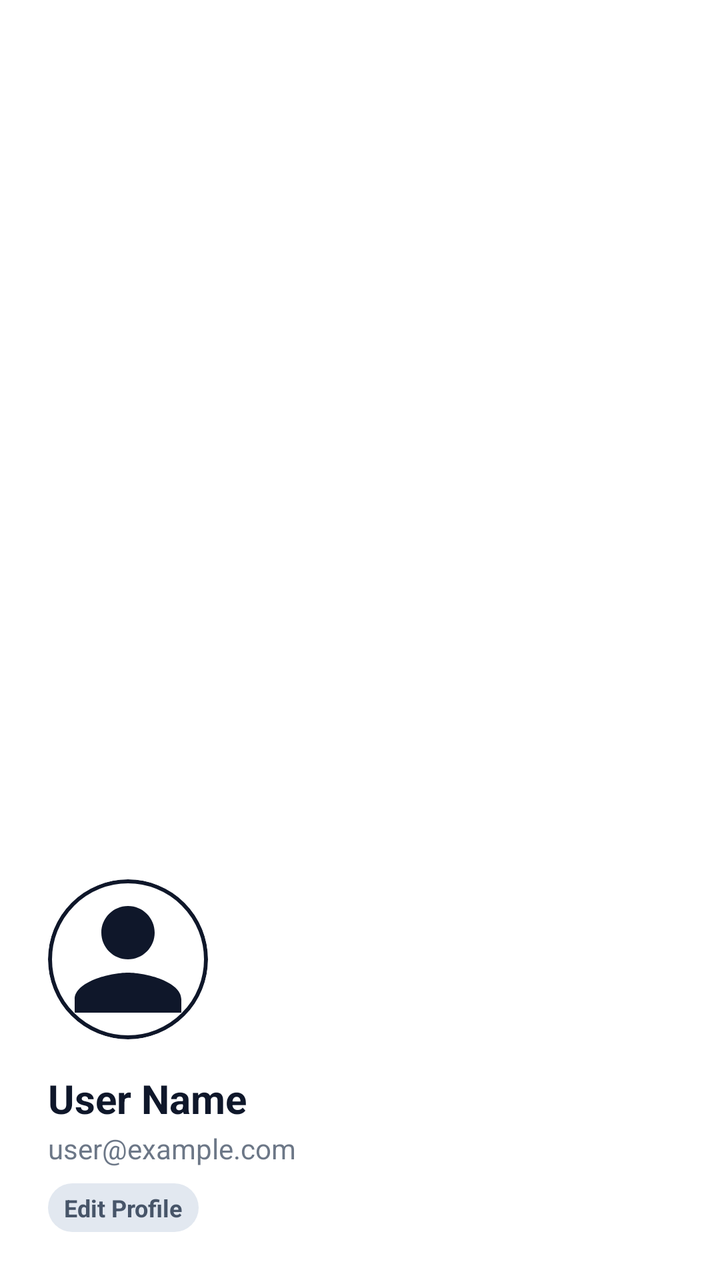
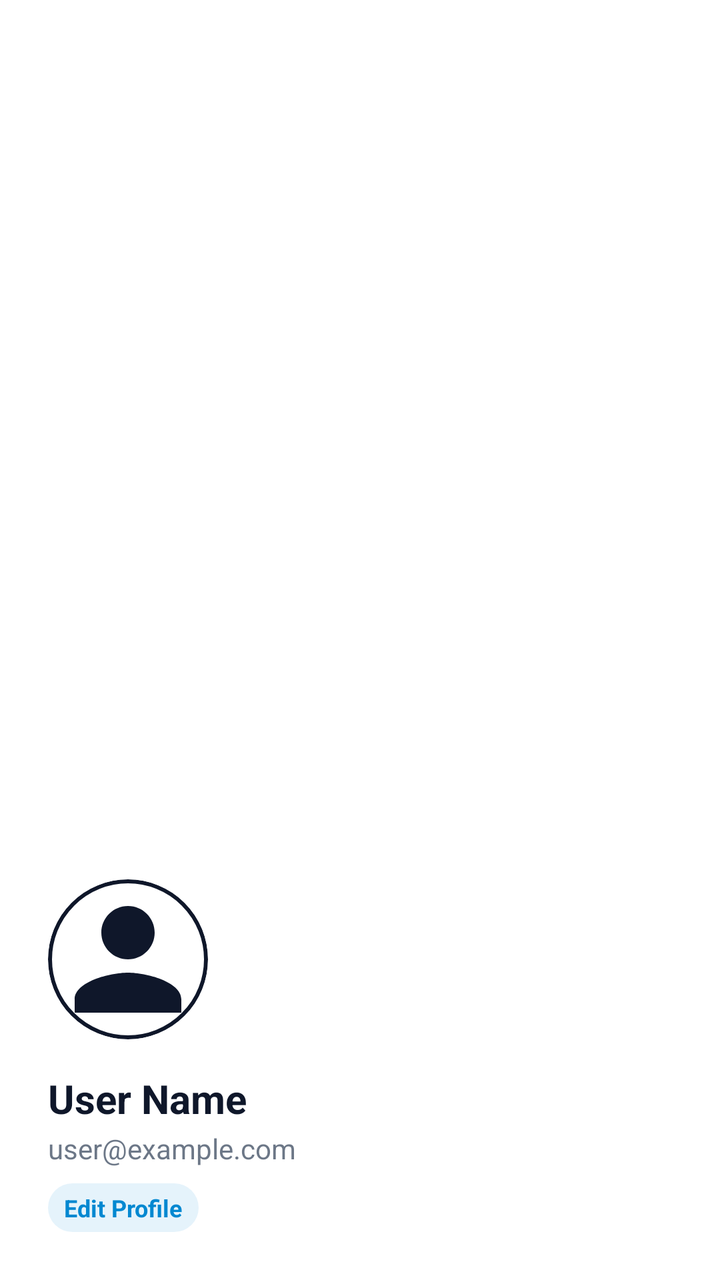

Compare the two renders of this Android layout. The source of the first and the diff that turns it into the second are given below.
<!-- AndroidManifest.xml: application theme Theme.TestMaster -->
<!-- res/layout/header_layout.xml -->
<?xml version="1.0" encoding="utf-8"?>
<LinearLayout xmlns:android="http://schemas.android.com/apk/res/android"
    xmlns:app="http://schemas.android.com/apk/res-auto"
    android:layout_width="match_parent"
    android:layout_height="wrap_content"
    android:background="@color/primary"
    android:gravity="bottom"
    android:paddingTop="40dp"
    android:orientation="vertical"
    android:paddingHorizontal="24dp"
    android:paddingBottom="24dp">

    <com.google.android.material.card.MaterialCardView
        android:layout_width="80dp"
        android:layout_height="80dp"
        app:cardCornerRadius="40dp"
        app:cardElevation="0dp"
        app:strokeWidth="2dp"
        app:strokeColor="@color/onPrimary">

        <ImageView
            android:id="@+id/iv_userimage"
            android:layout_width="match_parent"
            android:layout_height="match_parent"
            android:adjustViewBounds="true"
            android:scaleType="centerCrop"
            app:tint="@color/onSurface"
            android:src="@drawable/baseline_person_24" />

    </com.google.android.material.card.MaterialCardView>

    <TextView
        android:id="@+id/user_name"
        android:layout_width="wrap_content"
        android:layout_height="wrap_content"
        android:layout_marginTop="16dp"
        android:text="User Name"
        android:textColor="@color/onPrimary"
        android:textSize="20sp"
        android:textStyle="bold" />

    <TextView
        android:id="@+id/user_email"
        android:layout_width="wrap_content"
        android:layout_height="wrap_content"
        android:layout_marginTop="2dp"
        android:text="user@example.com"
        android:textColor="@color/onSurfaceVariant"
        android:alpha="0.8"
        android:textSize="14sp" />

    <TextView
        android:id="@+id/view_profile"
        android:layout_width="wrap_content"
        android:layout_height="wrap_content"
        android:layout_marginTop="8dp"
        android:text="Edit Profile"
        android:textColor="@color/onSurfaceVariant"
        android:textSize="12sp"
        android:textStyle="bold"
        android:paddingVertical="4dp"
        android:paddingHorizontal="8dp"
        android:background="@drawable/bg_pill_surface_variant" />

</LinearLayout>
<!-- resources referenced by this layout -->
<resources>
  <color name="onPrimary">#0F172A</color>
  <color name="onSurface">#0F172A</color>
  <color name="onSurfaceVariant">#475569</color>
  <color name="primary">#FFFFFF</color>
  <!-- drawable baseline_person_24 (drawable) -->
  <vector android:height="24dp" android:tint="#000000"
      android:viewportHeight="24" android:viewportWidth="24"
      android:width="24dp" xmlns:android="http://schemas.android.com/apk/res/android">
      <path android:fillColor="@android:color/white" android:pathData="M12,12c2.21,0 4,-1.79 4,-4s-1.79,-4 -4,-4 -4,1.79 -4,4 1.79,4 4,4zM12,14c-2.67,0 -8,1.34 -8,4v2h16v-2c0,-2.66 -5.33,-4 -8,-4z"/>
  </vector>
  <!-- drawable bg_pill_surface_variant (drawable) -->
  <?xml version="1.0" encoding="utf-8"?>
  <shape xmlns:android="http://schemas.android.com/apk/res/android"
      android:shape="rectangle">
      <solid android:color="@color/surfaceVariant" />
      <corners android:radius="20dp" />
  </shape>
  <style name="Theme.TestMaster" parent="Base.Theme.TestMaster" />
  <color name="surfaceVariant">#E2E8F0</color>
  <style name="Base.Theme.TestMaster" parent="Theme.Material3.DayNight.NoActionBar">
          
          <item name="colorPrimary">@color/primary</item>
          <item name="colorOnPrimary">@color/onPrimary</item>
          <item name="colorPrimaryContainer">@color/primaryContainer</item>
          <item name="colorOnPrimaryContainer">@color/onPrimaryContainer</item>
  
          <item name="colorSecondary">@color/secondary</item>
          <item name="colorOnSecondary">@color/onSecondary</item>
          <item name="colorSecondaryContainer">@color/secondaryContainer</item>
          <item name="colorOnSecondaryContainer">@color/onSecondaryContainer</item>
  
          
          <item name="android:windowBackground">@color/background</item>
          <item name="colorSurface">@color/surface</item>
          <item name="colorOnSurface">@color/onSurface</item>
          <item name="colorSurfaceVariant">@color/surfaceVariant</item>
          <item name="colorOnSurfaceVariant">@color/onSurfaceVariant</item>
          <item name="colorOutline">@color/outline</item>
  
          
          <item name="colorError">@color/error</item>
          <item name="colorOnError">@color/onError</item>
          <item name="colorErrorContainer">@color/errorContainer</item>
          <item name="colorOnErrorContainer">@color/onErrorContainer</item>
  
          
          <item name="android:statusBarColor">@color/surface</item>
          <item name="android:windowLightStatusBar">true</item>
      </style>
  <color name="primaryContainer">#F1F5F9</color>
  <color name="onPrimaryContainer">#0F172A</color>
  <color name="secondary">#64748B</color>
  <color name="onSecondary">#FFFFFF</color>
  <color name="secondaryContainer">#E2E8F0</color>
  <color name="onSecondaryContainer">#0F172A</color>
  <color name="background">#F8FAFC</color>
  <color name="surface">#FFFFFF</color>
  <color name="outline">#94A3B8</color>
  <color name="error">#DC2626</color>
  <color name="onError">#FFFFFF</color>
  <color name="errorContainer">#FEE2E2</color>
  <color name="onErrorContainer">#7F1D1D</color>
</resources>

<!-- the commit's change to res/layout/header_layout.xml (unified diff, before → after) -->
@@ -55,11 +55,12 @@
         android:layout_height="wrap_content"
         android:layout_marginTop="8dp"
         android:text="Edit Profile"
-        android:textColor="@color/onSurfaceVariant"
+        android:textColor="@color/bluetint"
         android:textSize="12sp"
         android:textStyle="bold"
         android:paddingVertical="4dp"
         android:paddingHorizontal="8dp"
-        android:background="@drawable/bg_pill_surface_variant" />
+        android:background="@drawable/bg_pill_surface_variant"
+        android:backgroundTint="@color/blue_bg"/>
 
 </LinearLayout>
<!-- resource entries referenced after the edit -->
@@ -1,5 +1,7 @@
 <!-- resources referenced by this layout -->
 <resources>
+  <color name="blue_bg">#1A0288D1</color>
+  <color name="bluetint">#0288D1</color>
   <color name="onPrimary">#0F172A</color>
   <color name="onSurface">#0F172A</color>
   <color name="onSurfaceVariant">#475569</color>
@@ -46,6 +48,9 @@
           <item name="colorOnErrorContainer">@color/onErrorContainer</item>
   
           
+          <item name="colorControlActivated">@color/accent</item>
+  
+          
           <item name="android:statusBarColor">@color/surface</item>
           <item name="android:windowLightStatusBar">true</item>
       </style>
@@ -62,5 +67,6 @@
   <color name="onError">#FFFFFF</color>
   <color name="errorContainer">#FEE2E2</color>
   <color name="onErrorContainer">#7F1D1D</color>
+  <color name="accent">#334155</color>
 </resources>
 
